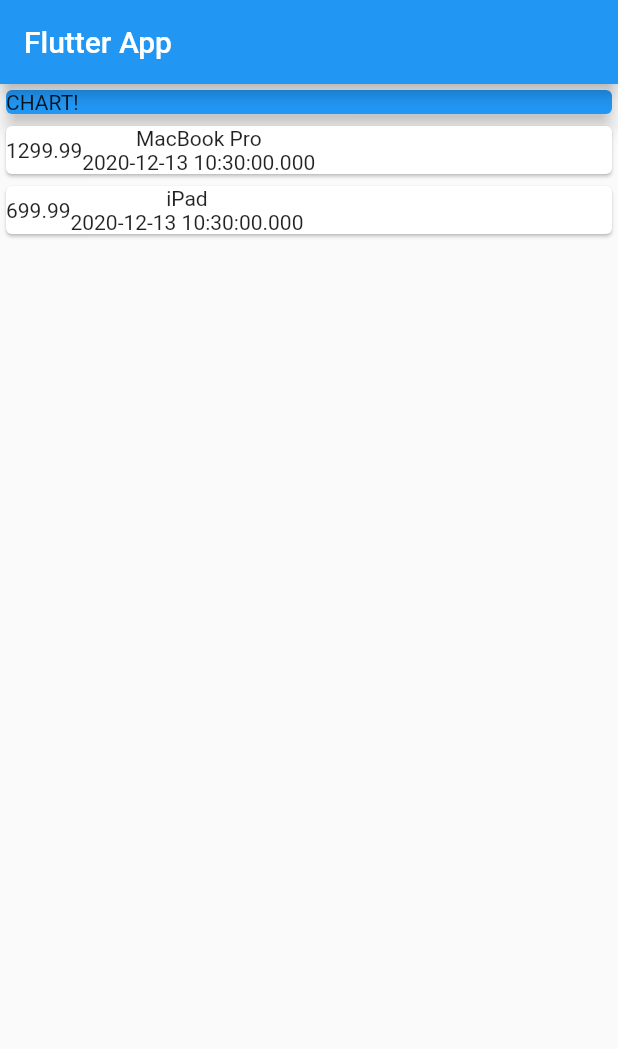
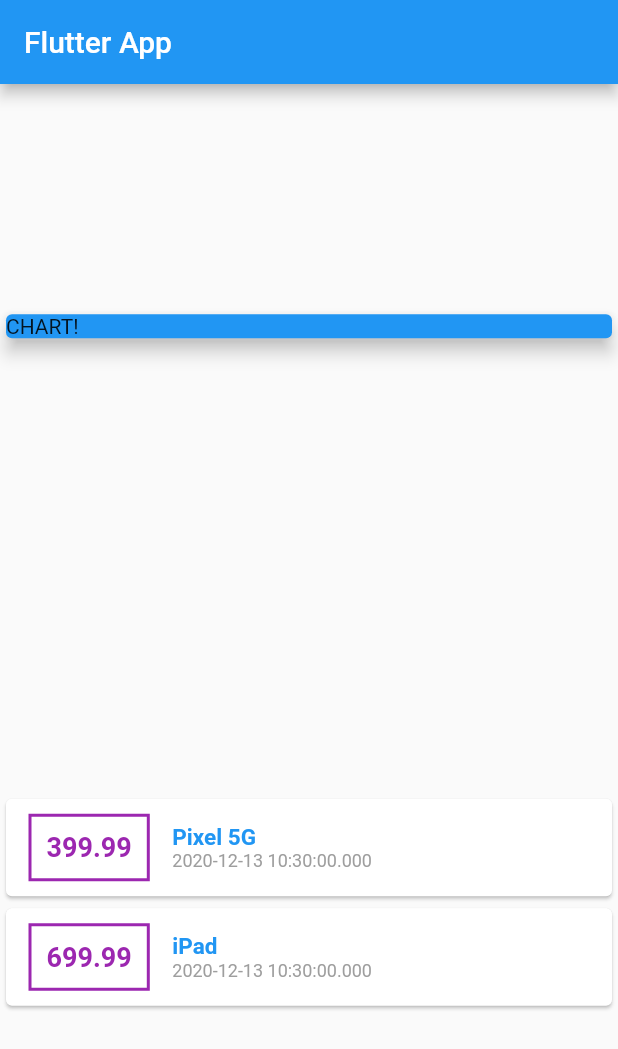
Before and after one commit to Flutteric/ExpensesApp, a Flutter app: the screen it shows after launch, on a phone screen of 412 x 824 dp. Shown: the top 1049 px of the screen. Run offline on Flutter 3.47's test engine with Material 2 defaults, Android fonts, the phone set to English and light mode, and no system bars.

Commit message:
Added some styling

```diff
--- a/lib/main.dart
+++ b/lib/main.dart
@@ -16,7 +16,7 @@ class MyApp extends StatelessWidget {
 class MyHomePage extends StatelessWidget {
   final List<Transaction> transactions = [
     Transaction(
-        id: 't1', title: 'MacBook Pro', amount: 1299.99, date: DateTime.now()),
+        id: 't1', title: 'Pixel 5G', amount: 399.99, date: DateTime.now()),
     Transaction(id: 't2', title: 'iPad', amount: 699.99, date: DateTime.now()),
   ];
 
@@ -27,8 +27,8 @@ class MyHomePage extends StatelessWidget {
         title: Text('Flutter App'),
       ),
       body: Column(
-        mainAxisAlignment: MainAxisAlignment.start,
-        crossAxisAlignment: CrossAxisAlignment.start,
+        mainAxisAlignment: MainAxisAlignment.spaceAround,
+        crossAxisAlignment: CrossAxisAlignment.center,
         children: <Widget>[
           Container(
             width: double.infinity,
@@ -44,12 +44,35 @@ class MyHomePage extends StatelessWidget {
               child: Row(
                 children: <Widget>[
                   Container(
-                    child: Text(tx.amount.toString()),
+                    margin: EdgeInsets.symmetric(vertical: 10, horizontal: 15),
+                    decoration: BoxDecoration(
+                        border: Border.all(color: Colors.purple, width: 2)),
+                    padding: EdgeInsets.all(10),
+                    child: Text(
+                      tx.amount.toString(),
+                      style: TextStyle(
+                          fontWeight: FontWeight.bold,
+                          fontSize: 18,
+                          color: Colors.purple),
+                    ),
                   ),
                   Column(
+                    crossAxisAlignment: CrossAxisAlignment.start,
                     children: <Widget>[
-                      Text(tx.title),
-                      Text(tx.date.toString())
+                      Text(
+                        tx.title,
+                        style: TextStyle(
+                            fontWeight: FontWeight.bold,
+                            fontSize: 15,
+                            color: Colors.blue),
+                      ),
+                      Text(
+                        tx.date.toString(),
+                        style: TextStyle(
+                            fontWeight: FontWeight.normal,
+                            fontSize: 12,
+                            color: Colors.grey),
+                      )
                     ],
                   )
                 ],
```
